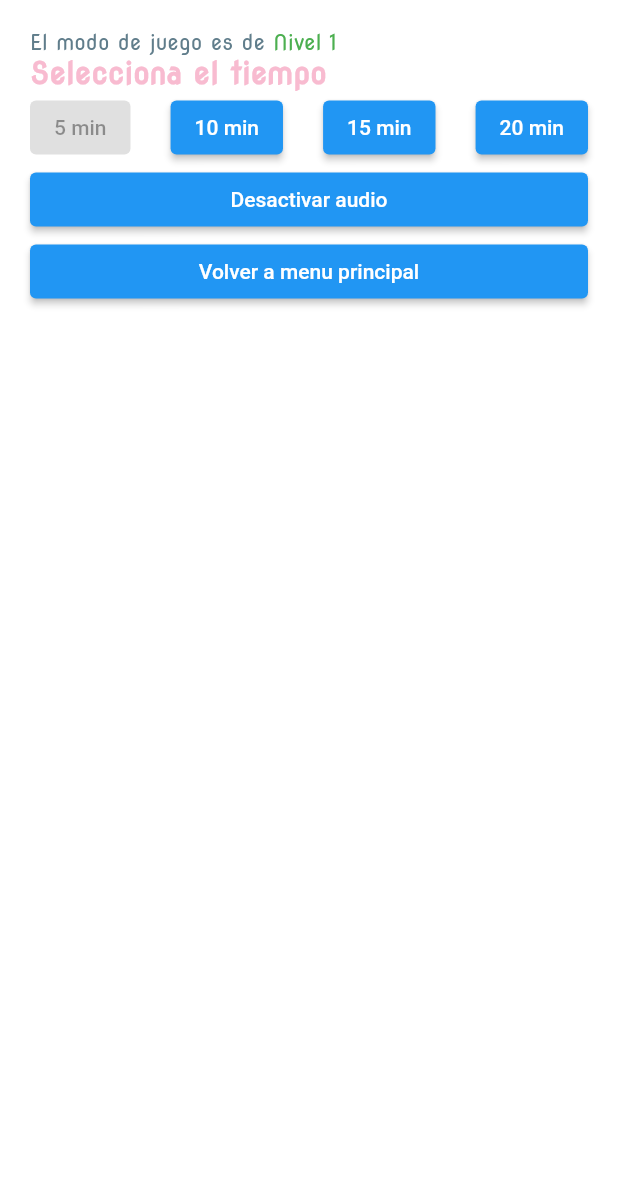
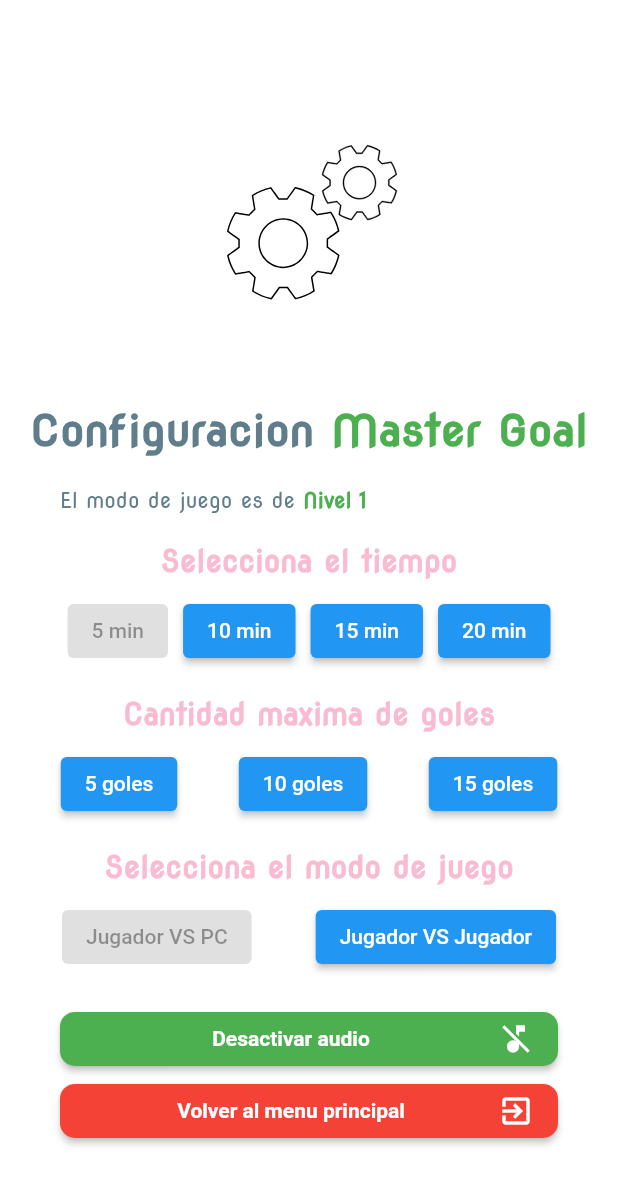
Before and after one commit to valdeortiz/masterGoal, a Flutter app: the ConfiguracionScreen screen opened by its route, on a phone screen of 412 x 824 dp. Shown: the top 1185 px of the screen. Run offline on Flutter 3.47's test engine with Material 2 defaults, Android fonts, the phone set to English and light mode, and no system bars; our stand-ins replace audioplayers, confetti, lottie, sizer.

Commit message:
pantalla de configuracion

```diff
--- a/lib/game_coordinator_provider.dart
+++ b/lib/game_coordinator_provider.dart
@@ -132,4 +132,16 @@ class GameCoordProvider extends ChangeNotifier {
     ];
     // notifyListeners();
   }
+
+  changeModeType() {
+    gameType == GameType.pc
+        ? gameType = GameType.jugador
+        : gameType = GameType.pc;
+    notifyListeners();
+  }
+
+  void changeMaxGol(int maxgol) {
+    maxGols = maxgol;
+    notifyListeners();
+  }
 }
--- a/lib/menu/pages/config_screen.dart
+++ b/lib/menu/pages/config_screen.dart
@@ -1,7 +1,10 @@
 import 'package:flutter/material.dart';
+import 'package:lottie/lottie.dart';
 import 'package:mastergoal/audio.dart';
 import 'package:mastergoal/clock/providers/coubtdown_provider.dart';
+import 'package:mastergoal/game_coordinator_provider.dart';
 import 'package:mastergoal/values/textStyle_app.dart';
+import 'package:mastergoal/widgets/boton_siguiente.dart';
 import 'package:provider/provider.dart';
 
 class ConfiguracionScreen extends StatelessWidget {
@@ -15,35 +18,158 @@ class ConfiguracionScreen extends StatelessWidget {
         body: ListView(
           padding: const EdgeInsets.all(20.0),
           children: [
-            // Lottie.asset(name)
-            RichText(
+            Lottie.asset('assets/lottie/settings.json', height: 250),
+            FittedBox(
+              child: RichText(
+                textAlign: TextAlign.center,
+                text: TextSpan(
+                  children: [
+                    TextSpan(
+                        text: "Configuracion ",
+                        style: textBase.copyWith(fontWeight: FontWeight.bold)),
+                    TextSpan(
+                      text: "Master Goal",
+                      style: textBase.copyWith(
+                          color: Colors.green, fontWeight: FontWeight.bold),
+                    )
+                  ],
+                ),
+              ),
+            ),
+            const SizedBox(
+              height: 20,
+            ),
+            Padding(
+              padding: const EdgeInsets.symmetric(horizontal: 20),
+              child: RichText(
                   text: TextSpan(children: [
                 TextSpan(text: "El modo de juego es de ", style: textBase),
                 TextSpan(
                   text: "Nivel 1",
-                style: textBase.copyWith(color: Colors.green),
+                  style: textBase.copyWith(
+                      color: Colors.green, fontWeight: FontWeight.bold),
                 )
               ])),
+            ),
+            const SizedBox(
+              height: 20,
+            ),
             const Text(
               "Selecciona el tiempo",
+              textAlign: TextAlign.center,
               style: TextStyle(fontSize: 20, fontWeight: FontWeight.bold),
             ),
+            const SizedBox(
+              height: 10,
+            ),
             const BotonesTiempo(),
+            const SizedBox(
+              height: 20,
+            ),
+            const Text(
+              "Cantidad maxima de goles",
+              textAlign: TextAlign.center,
+              style: TextStyle(fontSize: 20, fontWeight: FontWeight.bold),
+            ),
+            const SizedBox(
+              height: 10,
+            ),
+            Row(
+              mainAxisAlignment: MainAxisAlignment.spaceAround,
+              children: [
                 ElevatedButton(
-              onPressed: () {
-                Provider.of<AudioProvider>(context).stop();
+                  onPressed: context.select(
+                              (GameCoordProvider game) => game.maxGols) ==
+                          5
+                      ? null
+                      : () {
+                          Provider.of<GameCoordProvider>(context, listen: false)
+                              .changeMaxGol(5);
                         },
-              child: context.select((AudioProvider audiop) => audiop.isStop)
-                  ? const Text("Activar audio")
-                  : const Text("Desactivar audio"),
+                  child: const Text("5 goles"),
                 ),
                 ElevatedButton(
-              onPressed: () {
-                // Navigator.of(context).repl
-                Navigator.of(context).pop();
+                  onPressed: context.select(
+                              (GameCoordProvider game) => game.maxGols) ==
+                          10
+                      ? null
+                      : () {
+                          Provider.of<GameCoordProvider>(context, listen: false)
+                              .changeMaxGol(10);
                         },
-              child: const Text("Volver a menu principal"),
+                  child: const Text("10 goles"),
                 ),
+                ElevatedButton(
+                  onPressed: context.select(
+                              (GameCoordProvider game) => game.maxGols) ==
+                          15
+                      ? null
+                      : () {
+                          Provider.of<GameCoordProvider>(context, listen: false)
+                              .changeMaxGol(15);
+                        },
+                  child: const Text("15 goles"),
+                ),
+              ],
+            ),
+            const SizedBox(
+              height: 20,
+            ),
+            const Text(
+              "Selecciona el modo de juego",
+              textAlign: TextAlign.center,
+              style: TextStyle(fontSize: 20, fontWeight: FontWeight.bold),
+            ),
+            const SizedBox(
+              height: 10,
+            ),
+            Row(
+              mainAxisAlignment: MainAxisAlignment.spaceAround,
+              children: [
+                ElevatedButton(
+                  onPressed: context.select(
+                              (GameCoordProvider game) => game.gameType) ==
+                          GameType.pc
+                      ? null
+                      : () {
+                          Provider.of<GameCoordProvider>(context, listen: false)
+                              .changeModeType();
+                        },
+                  child: const Text("Jugador VS PC"),
+                ),
+                ElevatedButton(
+                  onPressed: context.select(
+                              (GameCoordProvider game) => game.gameType) ==
+                          GameType.jugador
+                      ? null
+                      : () {
+                          Provider.of<GameCoordProvider>(context, listen: false)
+                              .changeModeType();
+                        },
+                  child: const Text("Jugador VS Jugador"),
+                ),
+              ],
+            ),
+            const SizedBox(
+              height: 20,
+            ),
+            BotonSiguiente(
+              onTap: () =>
+                  Provider.of<AudioProvider>(context, listen: false).stop(),
+              color: Colors.green,
+              icono: context.select((AudioProvider audiop) => audiop.isStop)
+                  ? Icons.music_note
+                  : Icons.music_off,
+              titulo: context.select((AudioProvider audiop) => audiop.isStop)
+                  ? "Activar audio"
+                  : "Desactivar audio",
+            ),
+            BotonSiguiente(
+              titulo: "Volver al menu principal",
+              onTap: () => Navigator.of(context).pop(),
+              color: Colors.red,
+              icono: Icons.exit_to_app,
+            )
           ],
         ),
       ),
@@ -66,8 +192,10 @@ class _BotonesTiempoState extends State<BotonesTiempo> {
   BotonesTiempoEnum botonActivo = BotonesTiempoEnum.M;
   @override
   Widget build(BuildContext context) {
-    return Row(
-      mainAxisAlignment: MainAxisAlignment.spaceBetween,
+    return Padding(
+      padding: const EdgeInsets.symmetric(horizontal: 20),
+      child: Row(
+        mainAxisAlignment: MainAxisAlignment.spaceAround,
         children: [
           ElevatedButton(
             onPressed: botonActivo == BotonesTiempoEnum.M
@@ -114,6 +242,7 @@ class _BotonesTiempoState extends State<BotonesTiempo> {
             child: const Text("20 min"),
           ),
         ],
+      ),
     );
   }
 }
--- a/lib/widgets/boton_siguiente.dart
+++ b/lib/widgets/boton_siguiente.dart
@@ -6,11 +6,12 @@ class BotonSiguiente extends StatelessWidget {
     this.onTap,
     this.titulo,
     this.color,
+    this.icono = Icons.input,
   }) : super(key: key);
 
   final Function()? onTap;
   final String? titulo;
-  // final icono;
+  final IconData icono;
   final Color? color;
 
   @override
@@ -39,8 +40,8 @@ class BotonSiguiente extends StatelessWidget {
                 ),
               ),
             ),
-            const Icon(
-              Icons.input,
+            Icon(
+              icono,
               color: Colors.white,
             ),
           ],
```
Also changed, not shown: assets/lottie/settings.json (added, +1 -0 lines). Lines whose indentation alone changed are shown as unchanged.
